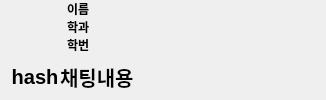
Old version of the form Soft_DEV/chatcontextlistitem.ui in the repository gnu-swta/Chat.
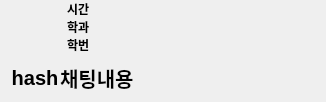
New version of the form. Icons and pictures are not drawn.

What changed in the file:
```diff
--- a/Soft_DEV/chatcontextlistitem.ui
+++ b/Soft_DEV/chatcontextlistitem.ui
@@ -7,7 +7,7 @@
     <x>0</x>
     <y>0</y>
     <width>326</width>
-    <height>100</height>
+    <height>102</height>
    </rect>
   </property>
   <property name="windowTitle">
@@ -73,7 +73,7 @@
           </font>
          </property>
          <property name="text">
-          <string>이름</string>
+          <string>시간</string>
          </property>
         </widget>
        </item>
```
